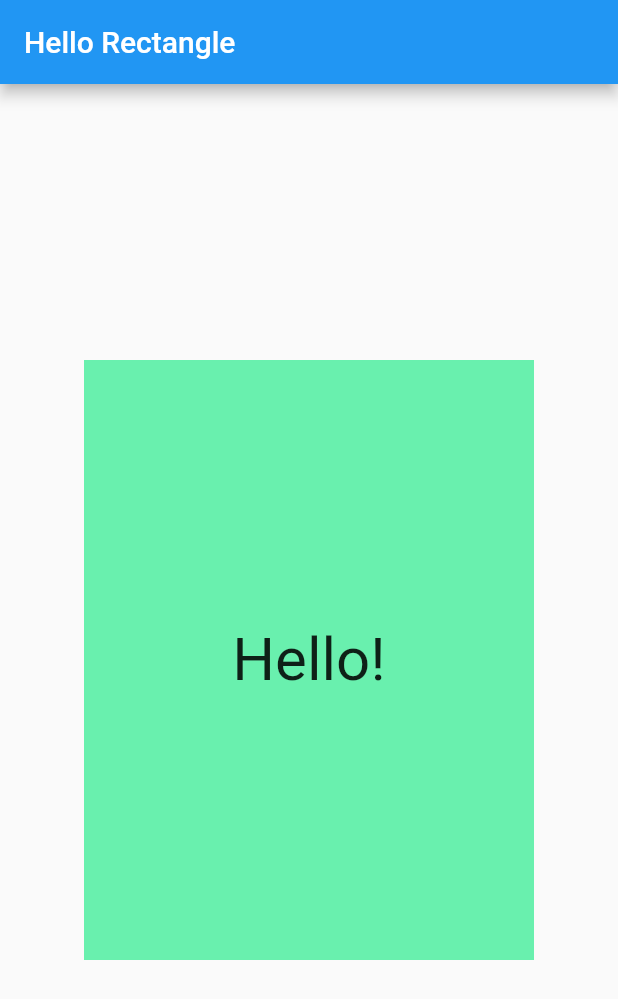
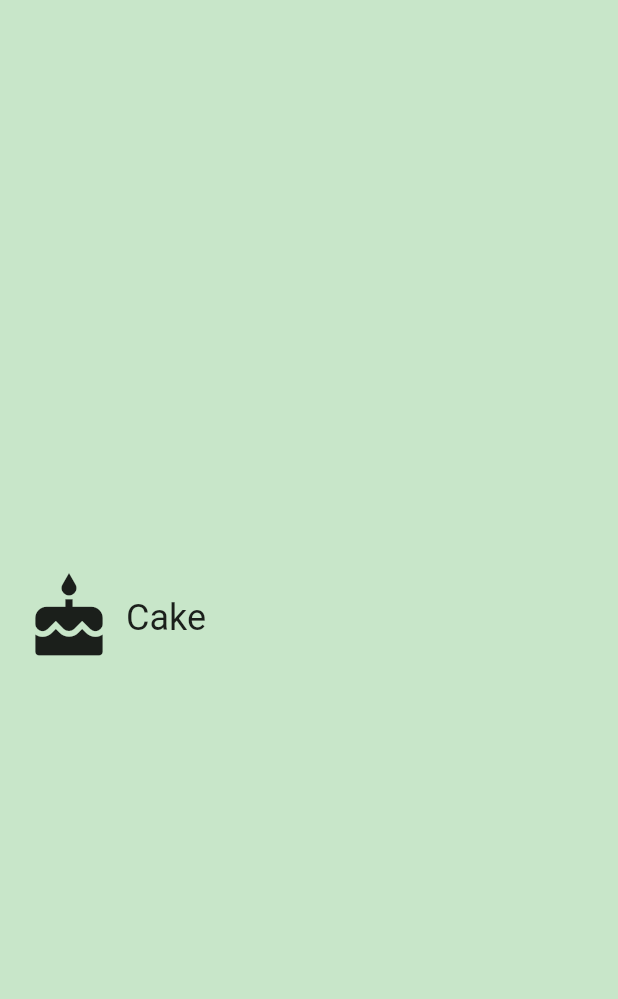
Before and after one commit to nam2210/FlutterDemo, a Flutter app: the screen it shows after launch, on a phone screen of 412 x 824 dp. Shown: the top 999 px of the screen. Run offline on Flutter 3.47's test engine with Material 2 defaults, Android fonts, the phone set to English and light mode, and no system bars.

Commit message:
[CONF] category

```diff
--- /dev/null
+++ b/lib/catergory.dart
@@ -0,0 +1,77 @@
+import 'package:flutter/material.dart';
+
+/// A custom [Category] widget.
+// We use an underscore to indicate that these variables are private.
+// See https://www.dartlang.org/guides/language/effective-dart/design#libraries
+final _rowHeight = 100.0;
+final _borderRadius = BorderRadius.circular(_rowHeight / 2);
+
+/// The widget is composed on an [Icon] and [Text]. Tapping on the widget shows
+/// a colored [InkWell] animation.
+class Category extends StatelessWidget {
+  /// Creates a [Category].
+  final String name;
+  final ColorSwatch color;
+  final IconData iconLocation;
+
+  /// A [Category] saves the name of the Category (e.g. 'Length'), its color for
+  /// the UI, and the icon that represents it (e.g. a ruler).
+  //You'll need the name, color, and iconLocation from main.dart
+  const Category({
+    Key key,
+    @required this.name,
+    @required this.color,
+    @required this.iconLocation,
+}) : assert(name != null),
+     assert(color != null),
+     assert(iconLocation != null),
+    super(key: key);
+
+  /// Builds a custom widget that shows [Category] information.
+  ///
+  /// This information includes the icon, name, and color for the [Category].
+  @override
+  // This `context` parameter describes the location of this widget in the
+  // widget tree. It can be used for obtaining Theme data from the nearest
+  // Theme ancestor in the tree. Below, we obtain the display1 text theme.
+  // See https://docs.flutter.io/flutter/material/Theme-class.html
+  Widget build(BuildContext context) {
+    //Build the custom widget here, referring to the Specs.
+    return Material(
+      color: Colors.transparent,
+      child: Container(
+        height: _rowHeight,
+        child: InkWell(
+          borderRadius: _borderRadius,
+          highlightColor: color,
+          splashColor: color,
+          onTap: (){
+            print('I was tapped!!');
+          },
+          child: Padding(
+            padding: const EdgeInsets.all(8.0),
+            child: Row(
+              crossAxisAlignment: CrossAxisAlignment.stretch,
+              children: <Widget>[
+                Padding(
+                  padding: const EdgeInsets.all(8.0),
+                  child: Icon(
+                    iconLocation,
+                    size: 60.0,
+                  ),
+                ),
+                Center(
+                  child: Text(
+                    name,
+                    textAlign: TextAlign.center,
+                    style: Theme.of(context).textTheme.headline,
+                  ),
+                )
+              ],
+            ),
+          ),
+        ),
+      ),
+    );
+  }
+}
--- a/lib/main.dart
+++ b/lib/main.dart
@@ -1,19 +1,9 @@
 import 'package:flutter/material.dart';
-import 'package:english_words/english_words.dart';
+import 'package:hello_nam/catergory.dart';
+
 
 void main() {
-  runApp(
-    MaterialApp(
-      debugShowCheckedModeBanner: false,
-      title: 'Hello Rectangle',
-      home: Scaffold(
-        appBar: AppBar(
-          title: Text('Hello Rectangle'),
-        ),
-        body: HelloRectangle(),
-      ),
-    ),
-  );
+  runApp(UnitConvertApp());
 }
 
 class HelloRectangle extends StatelessWidget {
@@ -21,12 +11,12 @@ class HelloRectangle extends StatelessWidget {
   Widget build(BuildContext context) {
     return Center(
       child: Container(
-        color: Colors.greenAccent,
+        color: Colors.grey,
         height: 400.0,
         width: 300.0,
         child: Center(
           child: Text(
-            'Hello!',
+            'Hello Nam!',
             style: TextStyle(fontSize: 40.0),
             textAlign: TextAlign.center,
           ),
@@ -35,3 +25,29 @@ class HelloRectangle extends StatelessWidget {
     );
   }
 }
+
+const _categoryName = 'Cake';
+const _categoryIcon = Icons.cake;
+const _categoryColor = Colors.green;
+
+class UnitConvertApp extends StatelessWidget{
+  @override
+  Widget build(BuildContext context) {
+    // TODO: implement build
+    return MaterialApp(
+      debugShowCheckedModeBanner: false,
+      title: 'Unit Converter',
+      home: Scaffold(
+        backgroundColor: Colors.green[100],
+        body: Center(
+          child: Category(
+            name: _categoryName,
+            color: _categoryColor,
+            iconLocation: _categoryIcon,
+          ),
+        ),
+      ),
+    );
+  }
+
+}
```
